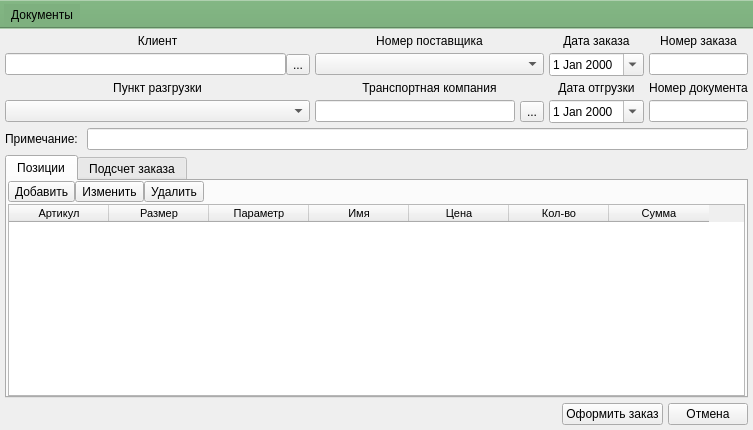
Meller008/CRM-Avi, file ui/order.ui: the form before one commit.
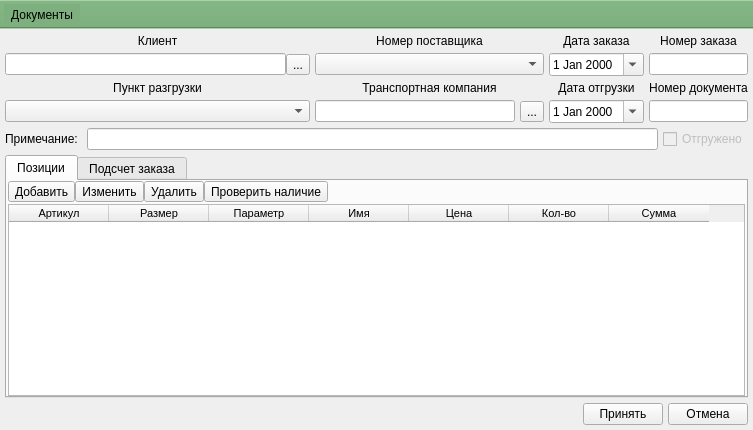
The form after the commit.

Commit message: Доделана отгрузка заказов. Буду пробовать доступу и работать с окном для швей!

```diff
--- a/ui/order.ui
+++ b/ui/order.ui
@@ -192,6 +192,16 @@
       <item>
        <widget class="QLineEdit" name="le_note"/>
       </item>
+      <item>
+       <widget class="QCheckBox" name="cb_shipping">
+        <property name="enabled">
+         <bool>false</bool>
+        </property>
+        <property name="text">
+         <string>Отгружено</string>
+        </property>
+       </widget>
+      </item>
      </layout>
     </item>
     <item row="5" column="0" colspan="4">
@@ -245,6 +255,13 @@
             </property>
            </widget>
           </item>
+          <item>
+           <widget class="QToolButton" name="pb_check_warehouse">
+            <property name="text">
+             <string>Проверить наличие</string>
+            </property>
+           </widget>
+          </item>
           <item>
            <spacer name="horizontalSpacer">
             <property name="orientation">
@@ -347,7 +364,7 @@
       <item>
        <widget class="QPushButton" name="pb_acc">
         <property name="text">
-         <string>Оформить заказ</string>
+         <string>Принять</string>
         </property>
        </widget>
       </item>
```
Left out of the diff: 33 changed lines with no effect on the pictures. The commit also changes 7 other files.
